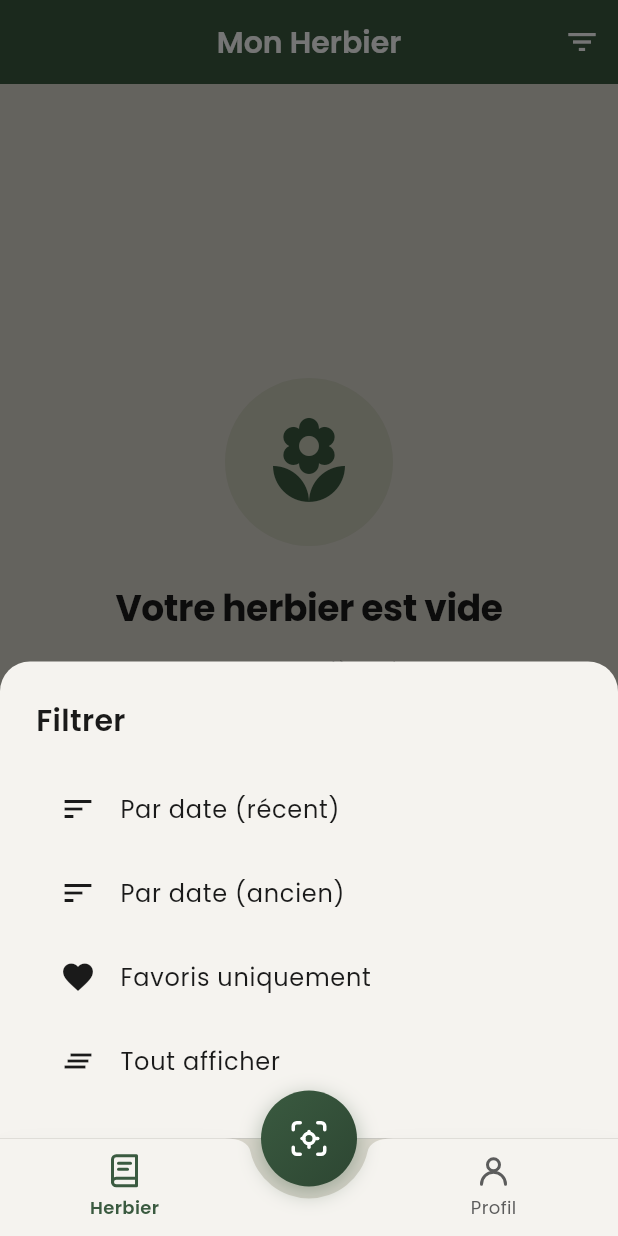
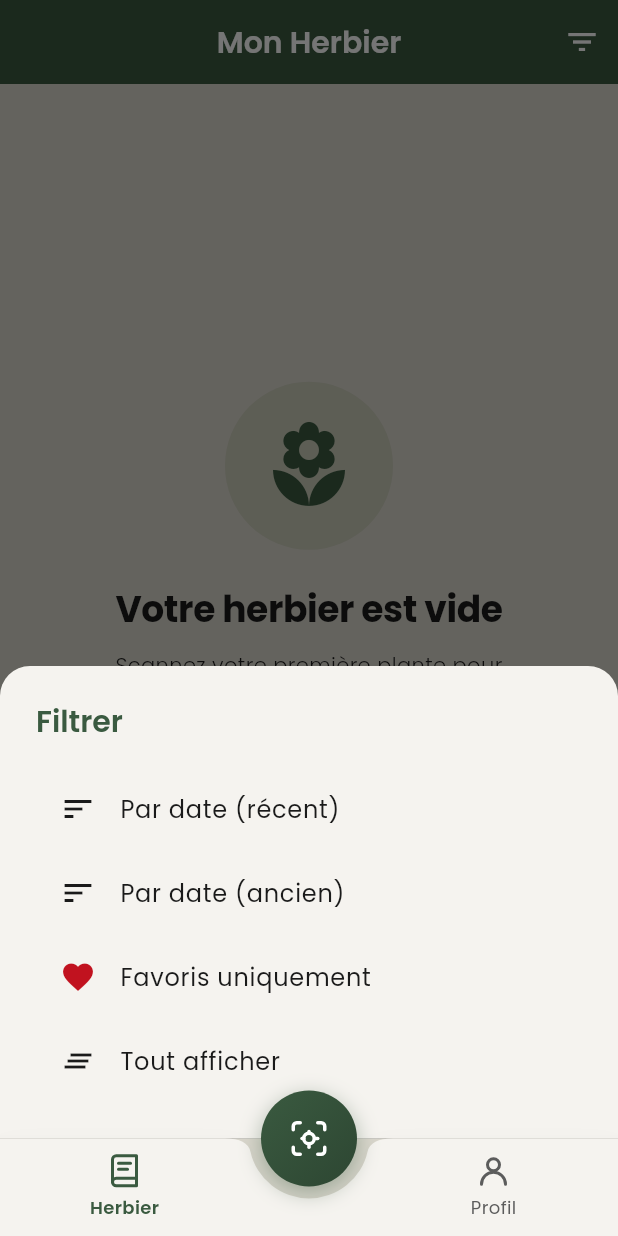
Before and after one commit to SkayKer/biolens, a Flutter app: the ProfileScreen screen opened by its route, after a tap on "Herbier", after a tap on the "filter list" icon, on a phone screen of 412 x 824 dp. Run offline on Flutter 3.47's test engine with Material 3 defaults, Android fonts, the phone set to English and light mode, and no system bars; our stand-ins replace camera, flutter_map, flutter_svg, geolocator, go_router, google_fonts and 5 more; accounts and stored records are empty; generated files the repository leaves out were written again.

Commit message:
feat: introduce herbier and profile screens, accompanying widgets, and project configuration.

```diff
--- /dev/null
+++ b/devtools_options.yaml
@@ -0,0 +1,3 @@
+description: This file stores settings for Dart & Flutter DevTools.
+documentation: https://docs.flutter.dev/tools/devtools/extensions#configure-extension-enablement-states
+extensions:
--- a/lib/features/herbier/herbier_screen.dart
+++ b/lib/features/herbier/herbier_screen.dart
@@ -1,8 +1,6 @@
 import 'package:flutter/material.dart';
 import 'package:go_router/go_router.dart';
 
-import '../../core/theme/app_colors.dart';
-import '../../core/theme/app_typography.dart';
 import '../../core/models/saved_plant.dart';
 import '../../core/services/local_storage_service.dart';
 import 'widgets/plant_tile.dart';
@@ -10,6 +8,7 @@ import 'widgets/plant_tile.dart';
 /// Écran Herbier - Grille des plantes sauvegardées.
 ///
 /// Affiche les plantes découvertes dans une grille de 2 colonnes.
+/// Utilise les couleurs du thème pour s'adapter au mode sombre.
 class HerbierScreen extends StatefulWidget {
   const HerbierScreen({super.key});
 
@@ -53,7 +52,7 @@ class _HerbierScreenState extends State<HerbierScreen> {
   @override
   Widget build(BuildContext context) {
     return Scaffold(
-      backgroundColor: AppColors.background,
+      // Utiliser la couleur de fond du thème
       appBar: AppBar(
         title: const Text('Mon Herbier'),
         centerTitle: true,
@@ -74,6 +73,9 @@ class _HerbierScreenState extends State<HerbierScreen> {
 
   /// Affiche l'état vide quand il n'y a pas de plantes.
   Widget _buildEmptyState() {
+    final theme = Theme.of(context);
+    final colorScheme = theme.colorScheme;
+
     return Center(
       child: Padding(
         padding: const EdgeInsets.all(32),
@@ -84,13 +86,13 @@ class _HerbierScreenState extends State<HerbierScreen> {
             Container(
               padding: const EdgeInsets.all(24),
               decoration: BoxDecoration(
-                color: AppColors.secondary.withValues(alpha: 0.3),
+                color: colorScheme.secondary.withValues(alpha: 0.3),
                 shape: BoxShape.circle,
               ),
-              child: const Icon(
+              child: Icon(
                 Icons.local_florist,
                 size: 64,
-                color: AppColors.primary,
+                color: colorScheme.primary,
               ),
             ),
             const SizedBox(height: 24),
@@ -98,7 +100,7 @@ class _HerbierScreenState extends State<HerbierScreen> {
             // Titre
             Text(
               'Votre herbier est vide',
-              style: AppTypography.headlineMedium,
+              style: theme.textTheme.headlineMedium,
               textAlign: TextAlign.center,
             ),
             const SizedBox(height: 12),
@@ -106,8 +108,8 @@ class _HerbierScreenState extends State<HerbierScreen> {
             // Description
             Text(
               'Scannez votre première plante pour commencer votre collection !',
-              style: AppTypography.bodyMedium.copyWith(
-                color: AppColors.textSecondary,
+              style: theme.textTheme.bodyMedium?.copyWith(
+                color: colorScheme.onSurfaceVariant,
               ),
               textAlign: TextAlign.center,
             ),
@@ -119,7 +121,10 @@ class _HerbierScreenState extends State<HerbierScreen> {
               icon: const Icon(Icons.qr_code_scanner),
               label: const Text('Scanner une plante'),
               style: ElevatedButton.styleFrom(
-                padding: const EdgeInsets.symmetric(horizontal: 24, vertical: 16),
+                padding: const EdgeInsets.symmetric(
+                  horizontal: 24,
+                  vertical: 16,
+                ),
               ),
             ),
           ],
@@ -130,9 +135,12 @@ class _HerbierScreenState extends State<HerbierScreen> {
 
   /// Construit la grille de plantes.
   Widget _buildPlantsGrid() {
+    final theme = Theme.of(context);
+    final colorScheme = theme.colorScheme;
+
     return RefreshIndicator(
       onRefresh: _loadPlants,
-      color: AppColors.primary,
+      color: colorScheme.primary,
       child: CustomScrollView(
         slivers: [
           // ═══════════════════════════════════════════════════════════════════
@@ -145,8 +153,8 @@ class _HerbierScreenState extends State<HerbierScreen> {
                 children: [
                   Text(
                     '${_plants.length} plante${_plants.length > 1 ? 's' : ''} découverte${_plants.length > 1 ? 's' : ''}',
-                    style: AppTypography.labelLarge.copyWith(
-                      color: AppColors.textSecondary,
+                    style: theme.textTheme.labelLarge?.copyWith(
+                      color: colorScheme.onSurfaceVariant,
                     ),
                   ),
                   const Spacer(),
@@ -168,23 +176,18 @@ class _HerbierScreenState extends State<HerbierScreen> {
                 mainAxisSpacing: 12,
                 childAspectRatio: 0.75, // Plus haut que large
               ),
-              delegate: SliverChildBuilderDelegate(
-                (context, index) {
+              delegate: SliverChildBuilderDelegate((context, index) {
                 final plant = _plants[index];
                 return PlantTile(
                   plant: plant,
                   onTap: () => context.push('/species/${plant.id}'),
                 );
-                },
-                childCount: _plants.length,
-              ),
+              }, childCount: _plants.length),
             ),
           ),
 
           // Espace en bas pour la nav bar
-          const SliverToBoxAdapter(
-            child: SizedBox(height: 100),
-          ),
+          const SliverToBoxAdapter(child: SizedBox(height: 100)),
         ],
       ),
     );
@@ -192,8 +195,12 @@ class _HerbierScreenState extends State<HerbierScreen> {
 
   /// Affiche les options de filtre.
   void _showFilterOptions() {
+    final theme = Theme.of(context);
+    final colorScheme = theme.colorScheme;
+
     showModalBottomSheet(
       context: context,
+      backgroundColor: colorScheme.surface,
       shape: const RoundedRectangleBorder(
         borderRadius: BorderRadius.vertical(top: Radius.circular(20)),
       ),
@@ -204,35 +211,57 @@ class _HerbierScreenState extends State<HerbierScreen> {
             mainAxisSize: MainAxisSize.min,
             crossAxisAlignment: CrossAxisAlignment.start,
             children: [
-              Text('Filtrer', style: AppTypography.headlineSmall),
+              // Titre "Filtrer" en vert (couleur primary)
+              Text(
+                'Filtrer',
+                style: theme.textTheme.headlineSmall?.copyWith(
+                  color: colorScheme.primary,
+                  fontWeight: FontWeight.w600,
+                ),
+              ),
               const SizedBox(height: 16),
               ListTile(
-                leading: const Icon(Icons.sort),
-                title: const Text('Par date (récent)'),
+                leading: Icon(Icons.sort, color: colorScheme.onSurfaceVariant),
+                title: Text(
+                  'Par date (récent)',
+                  style: TextStyle(color: colorScheme.onSurface),
+                ),
                 onTap: () {
                   Navigator.pop(context);
                   _sortByDate(descending: true);
                 },
               ),
               ListTile(
-                leading: const Icon(Icons.sort),
-                title: const Text('Par date (ancien)'),
+                leading: Icon(Icons.sort, color: colorScheme.onSurfaceVariant),
+                title: Text(
+                  'Par date (ancien)',
+                  style: TextStyle(color: colorScheme.onSurface),
+                ),
                 onTap: () {
                   Navigator.pop(context);
                   _sortByDate(descending: false);
                 },
               ),
               ListTile(
-                leading: const Icon(Icons.favorite),
-                title: const Text('Favoris uniquement'),
+                leading: Icon(Icons.favorite, color: colorScheme.error),
+                title: Text(
+                  'Favoris uniquement',
+                  style: TextStyle(color: colorScheme.onSurface),
+                ),
                 onTap: () {
                   Navigator.pop(context);
                   _filterFavorites();
                 },
               ),
               ListTile(
-                leading: const Icon(Icons.clear_all),
-                title: const Text('Tout afficher'),
+                leading: Icon(
+                  Icons.clear_all,
+                  color: colorScheme.onSurfaceVariant,
+                ),
+                title: Text(
+                  'Tout afficher',
+                  style: TextStyle(color: colorScheme.onSurface),
+                ),
                 onTap: () {
                   Navigator.pop(context);
                   _loadPlants();
@@ -248,9 +277,11 @@ class _HerbierScreenState extends State<HerbierScreen> {
   /// Trie par date.
   void _sortByDate({required bool descending}) {
     setState(() {
-      _plants.sort((a, b) => descending
+      _plants.sort(
+        (a, b) => descending
             ? b.discoveryDate.compareTo(a.discoveryDate)
-          : a.discoveryDate.compareTo(b.discoveryDate));
+            : a.discoveryDate.compareTo(b.discoveryDate),
+      );
     });
   }
 
--- a/lib/features/herbier/widgets/plant_tile.dart
+++ b/lib/features/herbier/widgets/plant_tile.dart
@@ -2,13 +2,12 @@ import 'dart:io';
 
 import 'package:flutter/material.dart';
 
-import '../../../core/theme/app_colors.dart';
-import '../../../core/theme/app_typography.dart';
 import '../../../core/models/saved_plant.dart';
 
 /// Tuile représentant une plante dans la grille de l'herbier.
 ///
 /// Affiche l'image avec un dégradé et le nom en overlay.
+/// Utilise les couleurs du thème pour s'adapter au mode sombre.
 class PlantTile extends StatelessWidget {
   /// Données de la plante
   final SavedPlant plant;
@@ -16,14 +15,14 @@ class PlantTile extends StatelessWidget {
   /// Callback au tap
   final VoidCallback? onTap;
 
-  const PlantTile({
-    super.key,
-    required this.plant,
-    this.onTap,
-  });
+  const PlantTile({super.key, required this.plant, this.onTap});
 
   @override
   Widget build(BuildContext context) {
+    final theme = Theme.of(context);
+    final colorScheme = theme.colorScheme;
+    final isDark = theme.brightness == Brightness.dark;
+
     return GestureDetector(
       onTap: onTap,
       child: Container(
@@ -31,7 +30,9 @@ class PlantTile extends StatelessWidget {
           borderRadius: BorderRadius.circular(16),
           boxShadow: [
             BoxShadow(
-              color: AppColors.primary.withValues(alpha: 0.15),
+              color: isDark
+                  ? Colors.black.withValues(alpha: 0.4)
+                  : colorScheme.primary.withValues(alpha: 0.15),
               blurRadius: 8,
               offset: const Offset(0, 4),
             ),
@@ -45,7 +46,7 @@ class PlantTile extends StatelessWidget {
               // ═══════════════════════════════════════════════════════════════
               // IMAGE DE FOND
               // ═══════════════════════════════════════════════════════════════
-              _buildImage(),
+              _buildImage(colorScheme),
 
               // ═══════════════════════════════════════════════════════════════
               // DÉGRADÉ OVERLAY
@@ -78,9 +79,9 @@ class PlantTile extends StatelessWidget {
                       color: Colors.white.withValues(alpha: 0.9),
                       shape: BoxShape.circle,
                     ),
-                    child: const Icon(
+                    child: Icon(
                       Icons.favorite,
-                      color: AppColors.error,
+                      color: colorScheme.error,
                       size: 16,
                     ),
                   ),
@@ -100,13 +101,10 @@ class PlantTile extends StatelessWidget {
                     // Nom commun
                     Text(
                       plant.commonName,
-                      style: AppTypography.labelLarge.copyWith(
+                      style: theme.textTheme.labelLarge?.copyWith(
                         color: Colors.white,
                         shadows: [
-                          const Shadow(
-                            color: Colors.black26,
-                            blurRadius: 4,
-                          ),
+                          const Shadow(color: Colors.black26, blurRadius: 4),
                         ],
                       ),
                       maxLines: 2,
@@ -116,9 +114,10 @@ class PlantTile extends StatelessWidget {
                     // Nom scientifique
                     Text(
                       plant.scientificName,
-                      style: AppTypography.caption.copyWith(
+                      style: theme.textTheme.bodySmall?.copyWith(
                         color: Colors.white70,
                         fontSize: 11,
+                        fontStyle: FontStyle.italic,
                       ),
                       maxLines: 1,
                       overflow: TextOverflow.ellipsis,
@@ -134,7 +133,7 @@ class PlantTile extends StatelessWidget {
   }
 
   /// Construit l'image de la plante.
-  Widget _buildImage() {
+  Widget _buildImage(ColorScheme colorScheme) {
     final imageFile = File(plant.imagePath);
 
     if (imageFile.existsSync()) {
@@ -143,22 +142,23 @@ class PlantTile extends StatelessWidget {
         fit: BoxFit.cover,
         width: double.infinity,
         height: double.infinity,
-        errorBuilder: (context, error, stackTrace) => _buildPlaceholder(),
+        errorBuilder: (context, error, stackTrace) =>
+            _buildPlaceholder(colorScheme),
       );
     }
 
-    return _buildPlaceholder();
+    return _buildPlaceholder(colorScheme);
   }
 
   /// Placeholder si l'image n'est pas disponible.
-  Widget _buildPlaceholder() {
+  Widget _buildPlaceholder(ColorScheme colorScheme) {
     return Container(
-      color: AppColors.secondary,
+      color: colorScheme.secondary,
       child: Center(
         child: Icon(
           Icons.local_florist,
           size: 48,
-          color: AppColors.primary.withValues(alpha: 0.5),
+          color: colorScheme.primary.withValues(alpha: 0.5),
         ),
       ),
     );
--- a/lib/features/profile/profile_screen.dart
+++ b/lib/features/profile/profile_screen.dart
@@ -93,7 +93,9 @@ class _ProfileScreenState extends State<ProfileScreen> {
     final isDark = Theme.of(context).brightness == Brightness.dark;
 
     return Scaffold(
-      backgroundColor: isDark ? Theme.of(context).scaffoldBackgroundColor : AppColors.background,
+      backgroundColor: isDark
+          ? Theme.of(context).scaffoldBackgroundColor
+          : AppColors.background,
       body: _isLoading
           ? const Center(child: CircularProgressIndicator())
           : CustomScrollView(
@@ -183,9 +185,7 @@ class _ProfileScreenState extends State<ProfileScreen> {
             // Nom
             Text(
               'Explorateur',
-              style: AppTypography.headlineMedium.copyWith(
-                color: Colors.white,
-              ),
+              style: AppTypography.headlineMedium.copyWith(color: Colors.white),
             ),
             const SizedBox(height: 4),
 
@@ -209,10 +209,13 @@ class _ProfileScreenState extends State<ProfileScreen> {
 
   /// Section des statistiques (3 cartes).
   Widget _buildStatsSection() {
+    final theme = Theme.of(context);
+    final colorScheme = theme.colorScheme;
+
     return Column(
       crossAxisAlignment: CrossAxisAlignment.start,
       children: [
-        Text('Statistiques', style: AppTypography.headlineSmall),
+        Text('Statistiques', style: theme.textTheme.headlineSmall),
         const SizedBox(height: 12),
         Row(
           children: [
@@ -221,7 +224,7 @@ class _ProfileScreenState extends State<ProfileScreen> {
                 icon: Icons.local_florist,
                 title: 'Plantes',
                 value: _plantCount.toString(),
-                color: AppColors.primary,
+                color: colorScheme.primary,
               ),
             ),
             const SizedBox(width: 12),
@@ -239,7 +242,7 @@ class _ProfileScreenState extends State<ProfileScreen> {
                 icon: Icons.history,
                 title: 'Dernière',
                 value: _getLastDiscoveryText(),
-                color: AppColors.secondary,
+                color: colorScheme.secondary,
               ),
             ),
           ],
@@ -250,16 +253,20 @@ class _ProfileScreenState extends State<ProfileScreen> {
 
   /// Section de la carte des découvertes.
   Widget _buildMapSection() {
+    final theme = Theme.of(context);
+    final colorScheme = theme.colorScheme;
+    final isDark = theme.brightness == Brightness.dark;
+
     return Column(
       crossAxisAlignment: CrossAxisAlignment.start,
       children: [
         Row(
           children: [
-            Text('Mes découvertes', style: AppTypography.headlineSmall),
+            Text('Mes découvertes', style: theme.textTheme.headlineSmall),
             const Spacer(),
             Text(
               '${_plantsWithLocation.length} lieu${_plantsWithLocation.length > 1 ? 'x' : ''}',
-              style: AppTypography.bodySmall,
+              style: theme.textTheme.bodySmall,
             ),
           ],
         ),
@@ -272,7 +279,9 @@ class _ProfileScreenState extends State<ProfileScreen> {
               borderRadius: BorderRadius.circular(16),
               boxShadow: [
                 BoxShadow(
-                  color: AppColors.primary.withValues(alpha: 0.15),
+                  color: isDark
+                      ? Colors.black.withValues(alpha: 0.3)
+                      : colorScheme.primary.withValues(alpha: 0.15),
                   blurRadius: 8,
                   offset: const Offset(0, 4),
                 ),
@@ -281,15 +290,16 @@ class _ProfileScreenState extends State<ProfileScreen> {
             clipBehavior: Clip.antiAlias,
             child: Stack(
               children: [
-                _plantsWithLocation.isEmpty
-                    ? _buildEmptyMap()
-                    : _buildMap(),
+                _plantsWithLocation.isEmpty ? _buildEmptyMap() : _buildMap(),
                 // Overlay pour indiquer que c'est cliquable
                 Positioned(
                   right: 12,
                   bottom: 12,
                   child: Container(
-                    padding: const EdgeInsets.symmetric(horizontal: 12, vertical: 6),
+                    padding: const EdgeInsets.symmetric(
+                      horizontal: 12,
+                      vertical: 6,
+                    ),
                     decoration: BoxDecoration(
                       color: AppColors.primary,
                       borderRadius: BorderRadius.circular(20),
@@ -329,8 +339,11 @@ class _ProfileScreenState extends State<ProfileScreen> {
 
   /// Carte vide.
   Widget _buildEmptyMap() {
+    final theme = Theme.of(context);
+    final colorScheme = theme.colorScheme;
+
     return Container(
-      color: AppColors.surface,
+      color: colorScheme.surface,
       child: Center(
         child: Column(
           mainAxisAlignment: MainAxisAlignment.center,
@@ -338,18 +351,20 @@ class _ProfileScreenState extends State<ProfileScreen> {
             Icon(
               Icons.map_outlined,
               size: 48,
-              color: AppColors.textSecondary.withValues(alpha: 0.5),
+              color: colorScheme.onSurfaceVariant.withValues(alpha: 0.5),
             ),
             const SizedBox(height: 8),
             Text(
               'Aucune localisation',
-              style: AppTypography.bodyMedium.copyWith(
-                color: AppColors.textSecondary,
+              style: theme.textTheme.bodyMedium?.copyWith(
+                color: colorScheme.onSurfaceVariant,
               ),
             ),
             Text(
               'Activez le GPS lors de vos scans',
-              style: AppTypography.bodySmall,
+              style: theme.textTheme.bodySmall?.copyWith(
+                color: colorScheme.onSurfaceVariant.withValues(alpha: 0.7),
+              ),
             ),
           ],
         ),
@@ -360,12 +375,12 @@ class _ProfileScreenState extends State<ProfileScreen> {
   /// Carte avec les marqueurs.
   Widget _buildMap() {
     // Calculer le centre de la carte
-    final avgLat = _plantsWithLocation
-        .map((p) => p.latitude!)
-        .reduce((a, b) => a + b) / _plantsWithLocation.length;
-    final avgLng = _plantsWithLocation
-        .map((p) => p.longitude!)
-        .reduce((a, b) => a + b) / _plantsWithLocation.length;
+    final avgLat =
+        _plantsWithLocation.map((p) => p.latitude!).reduce((a, b) => a + b) /
+        _plantsWithLocation.length;
+    final avgLng =
+        _plantsWithLocation.map((p) => p.longitude!).reduce((a, b) => a + b) /
+        _plantsWithLocation.length;
 
     return FlutterMap(
       options: MapOptions(
@@ -412,14 +427,17 @@ class _ProfileScreenState extends State<ProfileScreen> {
 
   /// Section des paramètres.
   Widget _buildSettingsSection() {
+    final theme = Theme.of(context);
+    final colorScheme = theme.colorScheme;
+
     return Column(
       crossAxisAlignment: CrossAxisAlignment.start,
       children: [
-        Text('Paramètres', style: AppTypography.headlineSmall),
+        Text('Paramètres', style: theme.textTheme.headlineSmall),
         const SizedBox(height: 12),
         Container(
           decoration: BoxDecoration(
-            color: AppColors.surface,
+            color: colorScheme.surface,
             borderRadius: BorderRadius.circular(16),
           ),
           child: Column(
@@ -438,7 +456,7 @@ class _ProfileScreenState extends State<ProfileScreen> {
                   onChanged: (value) {
                     themeProvider.toggleDarkMode(context);
                   },
-                  activeTrackColor: AppColors.primary,
+                  activeTrackColor: colorScheme.primary,
                 ),
               ),
               const Divider(height: 1),
@@ -461,10 +479,20 @@ class _ProfileScreenState extends State<ProfileScreen> {
     VoidCallback? onTap,
     Widget? trailing,
   }) {
+    final theme = Theme.of(context);
+    final colorScheme = theme.colorScheme;
+
     return ListTile(
-      leading: Icon(icon, color: AppColors.primary),
-      title: Text(title, style: AppTypography.bodyLarge),
-      trailing: trailing ?? const Icon(Icons.chevron_right),
+      leading: Icon(icon, color: colorScheme.primary),
+      title: Text(
+        title,
+        style: theme.textTheme.bodyLarge?.copyWith(
+          color: colorScheme.onSurface,
+        ),
+      ),
+      trailing:
+          trailing ??
+          Icon(Icons.chevron_right, color: colorScheme.onSurfaceVariant),
       onTap: onTap,
     );
   }
@@ -492,11 +520,7 @@ class _ProfileScreenState extends State<ProfileScreen> {
           color: AppColors.primary,
           borderRadius: BorderRadius.circular(12),
         ),
-        child: const Icon(
-          Icons.local_florist,
-          color: Colors.white,
-          size: 32,
-        ),
+        child: const Icon(Icons.local_florist, color: Colors.white, size: 32),
       ),
       children: [
         const Text(
--- a/lib/features/profile/widgets/stat_card.dart
+++ b/lib/features/profile/widgets/stat_card.dart
@@ -1,9 +1,9 @@
 import 'package:flutter/material.dart';
 
-import '../../../core/theme/app_colors.dart';
-import '../../../core/theme/app_typography.dart';
-
 /// Carte de statistique pour l'écran profil.
+///
+/// Utilise les couleurs du thème pour s'adapter automatiquement
+/// au mode clair/sombre.
 class StatCard extends StatelessWidget {
   /// Icône affichée
   final IconData icon;
@@ -27,14 +27,21 @@ class StatCard extends StatelessWidget {
 
   @override
   Widget build(BuildContext context) {
+    final theme = Theme.of(context);
+    final colorScheme = theme.colorScheme;
+    final isDark = theme.brightness == Brightness.dark;
+
     return Container(
       padding: const EdgeInsets.all(16),
       decoration: BoxDecoration(
-        color: AppColors.surface,
+        // Utiliser la couleur de surface du thème
+        color: colorScheme.surface,
         borderRadius: BorderRadius.circular(16),
         boxShadow: [
           BoxShadow(
-            color: color.withValues(alpha: 0.1),
+            color: isDark
+                ? Colors.black.withValues(alpha: 0.3)
+                : color.withValues(alpha: 0.1),
             blurRadius: 8,
             offset: const Offset(0, 2),
           ),
@@ -47,22 +54,19 @@ class StatCard extends StatelessWidget {
           Container(
             padding: const EdgeInsets.all(10),
             decoration: BoxDecoration(
-              color: color.withValues(alpha: 0.15),
+              color: color.withValues(alpha: isDark ? 0.2 : 0.15),
               shape: BoxShape.circle,
             ),
-            child: Icon(
-              icon,
-              color: color,
-              size: 24,
-            ),
+            child: Icon(icon, color: color, size: 24),
           ),
           const SizedBox(height: 8),
 
-          // Valeur
+          // Valeur - utiliser la couleur de texte du thème
           Text(
             value,
-            style: AppTypography.headlineSmall.copyWith(
+            style: theme.textTheme.headlineSmall?.copyWith(
               fontSize: 16,
+              color: colorScheme.onSurface,
             ),
             textAlign: TextAlign.center,
             maxLines: 1,
@@ -70,10 +74,12 @@ class StatCard extends StatelessWidget {
           ),
           const SizedBox(height: 2),
 
-          // Titre
+          // Titre - utiliser la couleur secondaire du thème
           Text(
             title,
-            style: AppTypography.bodySmall,
+            style: theme.textTheme.bodySmall?.copyWith(
+              color: colorScheme.onSurfaceVariant,
+            ),
             textAlign: TextAlign.center,
           ),
         ],
```
Also changed, not shown: 1 other file. Lines whose indentation alone changed are shown as unchanged.
